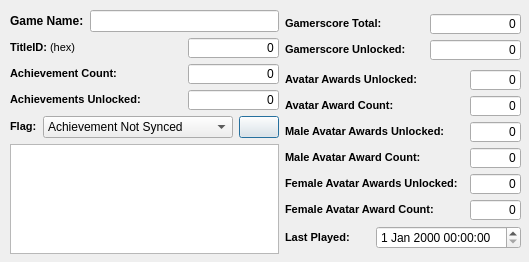
Above: XDBF/titleinjectordialog.ui from hetelek/XDBF-Manager before the change. Below: the same form after it.
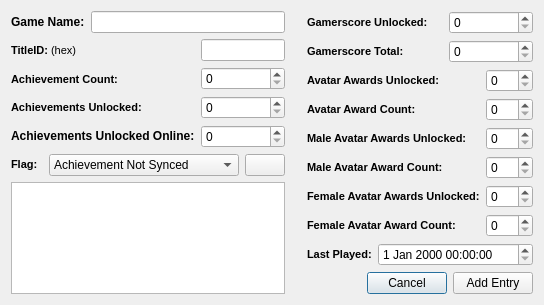
That is the form after the change. Icons and pictures are not drawn.

Commit message: finished injecting title entries

```diff
--- a/XDBF/titleinjectordialog.ui
+++ b/XDBF/titleinjectordialog.ui
@@ -6,23 +6,14 @@
    <rect>
     <x>0</x>
     <y>0</y>
-    <width>529</width>
-    <height>262</height>
+    <width>544</width>
+    <height>285</height>
    </rect>
   </property>
   <property name="windowTitle">
-   <string>Dialog</string>
+   <string>Title Adder Dialog</string>
   </property>
-  <widget class="QWidget" name="">
-   <property name="geometry">
-    <rect>
-     <x>10</x>
-     <y>10</y>
-     <width>511</width>
-     <height>244</height>
-    </rect>
-   </property>
-   <layout class="QGridLayout" name="gridLayout">
+  <layout class="QGridLayout" name="gridLayout_2">
     <item row="0" column="0">
      <layout class="QVBoxLayout" name="verticalLayout_3">
       <item>
@@ -35,7 +26,7 @@
          </widget>
         </item>
         <item>
-         <widget class="QLineEdit" name="lineEdit">
+        <widget class="QLineEdit" name="gameNameTxt">
           <property name="maxLength">
            <number>30</number>
           </property>
@@ -80,137 +71,50 @@
             </property>
            </widget>
           </item>
-         </layout>
-        </item>
         <item>
-         <spacer name="horizontalSpacer_2">
-          <property name="orientation">
-           <enum>Qt::Horizontal</enum>
-          </property>
-          <property name="sizeHint" stdset="0">
-           <size>
-            <width>40</width>
-            <height>20</height>
-           </size>
-          </property>
-         </spacer>
+          <widget class="QLabel" name="label_15">
+           <property name="text">
+            <string>&lt;b&gt;Achievements Unlocked Online:&lt;/b&gt;</string>
+           </property>
+          </widget>
+         </item>
+        </layout>
         </item>
         <item>
          <layout class="QVBoxLayout" name="verticalLayout">
           <item>
-           <widget class="QLineEdit" name="lineEdit_2">
-            <property name="minimumSize">
-             <size>
-              <width>91</width>
-              <height>20</height>
-             </size>
-            </property>
-            <property name="maximumSize">
-             <size>
-              <width>91</width>
-              <height>20</height>
-             </size>
-            </property>
-            <property name="font">
-             <font>
-              <kerning>true</kerning>
-             </font>
-            </property>
-            <property name="text">
-             <string>0</string>
-            </property>
+          <widget class="QLineEdit" name="titleID">
             <property name="maxLength">
              <number>8</number>
             </property>
-            <property name="alignment">
-             <set>Qt::AlignRight|Qt::AlignTrailing|Qt::AlignVCenter</set>
-            </property>
            </widget>
           </item>
           <item>
-           <widget class="QLineEdit" name="lineEdit_3">
-            <property name="minimumSize">
-             <size>
-              <width>91</width>
-              <height>20</height>
-             </size>
-            </property>
-            <property name="maximumSize">
-             <size>
-              <width>91</width>
-              <height>20</height>
-             </size>
-            </property>
-            <property name="font">
-             <font>
-              <kerning>true</kerning>
-             </font>
-            </property>
-            <property name="text">
-             <string>0</string>
-            </property>
-            <property name="maxLength">
-             <number>9</number>
-            </property>
-            <property name="alignment">
-             <set>Qt::AlignRight|Qt::AlignTrailing|Qt::AlignVCenter</set>
-            </property>
+          <widget class="QSpinBox" name="chievCount">
+           <property name="maximum">
+            <number>2147483647</number>
+           </property>
            </widget>
           </item>
           <item>
-           <widget class="QLineEdit" name="lineEdit_4">
-            <property name="minimumSize">
-             <size>
-              <width>91</width>
-              <height>20</height>
-             </size>
-            </property>
-            <property name="maximumSize">
-             <size>
-              <width>91</width>
-              <height>20</height>
-             </size>
-            </property>
-            <property name="font">
-             <font>
-              <kerning>true</kerning>
-             </font>
-            </property>
-            <property name="text">
-             <string>0</string>
-            </property>
-            <property name="maxLength">
-             <number>9</number>
-            </property>
-            <property name="alignment">
-             <set>Qt::AlignRight|Qt::AlignTrailing|Qt::AlignVCenter</set>
-            </property>
-           </widget>
-          </item>
+          <widget class="QSpinBox" name="chievsUnlocked">
+           <property name="maximum">
+            <number>2147483647</number>
+           </property>
+          </widget>
+         </item>
+         <item>
+          <widget class="QSpinBox" name="chievsUnlockedOnline"/>
+         </item>
          </layout>
         </item>
        </layout>
       </item>
      </layout>
     </item>
-    <item row="0" column="1" rowspan="2">
-     <layout class="QVBoxLayout" name="verticalLayout_9">
-      <item>
-       <layout class="QHBoxLayout" name="horizontalLayout_5">
-        <item>
-         <layout class="QVBoxLayout" name="verticalLayout_8">
-          <item>
-           <widget class="QLabel" name="label_5">
-            <property name="text">
-             <string>&lt;!DOCTYPE HTML PUBLIC &quot;-//W3C//DTD HTML 4.0//EN&quot; &quot;http://www.w3.org/TR/REC-html40/strict.dtd&quot;&gt;
-&lt;html&gt;&lt;head&gt;&lt;meta name=&quot;qrichtext&quot; content=&quot;1&quot; /&gt;&lt;style type=&quot;text/css&quot;&gt;
-p, li { white-space: pre-wrap; }
-&lt;/style&gt;&lt;/head&gt;&lt;body style=&quot; font-family:'MS Shell Dlg 2'; font-size:8.25pt; font-weight:400; font-style:normal;&quot;&gt;
-&lt;p style=&quot; margin-top:0px; margin-bottom:0px; margin-left:0px; margin-right:0px; -qt-block-indent:0; text-indent:0px;&quot;&gt;&lt;span style=&quot; font-size:8pt; font-weight:600;&quot;&gt;Gamerscore Total:&lt;/span&gt;&lt;/p&gt;&lt;/body&gt;&lt;/html&gt;</string>
-            </property>
-           </widget>
-          </item>
-          <item>
+   <item row="0" column="2" rowspan="2">
+    <layout class="QGridLayout" name="gridLayout">
+     <item row="0" column="0" colspan="2">
            <widget class="QLabel" name="label_6">
             <property name="text">
              <string>&lt;!DOCTYPE HTML PUBLIC &quot;-//W3C//DTD HTML 4.0//EN&quot; &quot;http://www.w3.org/TR/REC-html40/strict.dtd&quot;&gt;
@@ -221,94 +125,32 @@
             </property>
            </widget>
           </item>
-         </layout>
-        </item>
-        <item>
-         <spacer name="horizontalSpacer">
-          <property name="orientation">
-           <enum>Qt::Horizontal</enum>
-          </property>
-          <property name="sizeHint" stdset="0">
-           <size>
-            <width>40</width>
-            <height>20</height>
-           </size>
-          </property>
-         </spacer>
-        </item>
-        <item>
-         <layout class="QVBoxLayout" name="verticalLayout_7">
-          <item>
-           <widget class="QLineEdit" name="lineEdit_5">
-            <property name="minimumSize">
-             <size>
-              <width>91</width>
-              <height>20</height>
-             </size>
-            </property>
-            <property name="maximumSize">
-             <size>
-              <width>91</width>
-              <height>20</height>
-             </size>
-            </property>
-            <property name="font">
-             <font>
-              <kerning>true</kerning>
-             </font>
-            </property>
+     <item row="0" column="2" colspan="2">
+      <widget class="QSpinBox" name="gamerscore">
+       <property name="maximum">
+        <number>2147483647</number>
+       </property>
+      </widget>
+     </item>
+     <item row="1" column="0" colspan="2">
+      <widget class="QLabel" name="label_5">
             <property name="text">
-             <string>0</string>
-            </property>
-            <property name="maxLength">
-             <number>9</number>
-            </property>
-            <property name="alignment">
-             <set>Qt::AlignRight|Qt::AlignTrailing|Qt::AlignVCenter</set>
-            </property>
-           </widget>
-          </item>
-          <item>
-           <widget class="QLineEdit" name="lineEdit_6">
-            <property name="minimumSize">
-             <size>
-              <width>91</width>
-              <height>20</height>
-             </size>
-            </property>
-            <property name="maximumSize">
-             <size>
-              <width>91</width>
-              <height>20</height>
-             </size>
-            </property>
-            <property name="font">
-             <font>
-              <kerning>true</kerning>
-             </font>
-            </property>
-            <property name="text">
-             <string>0</string>
-            </property>
-            <property name="maxLength">
-             <number>9</number>
-            </property>
-            <property name="alignment">
-             <set>Qt::AlignRight|Qt::AlignTrailing|Qt::AlignVCenter</set>
-            </property>
-           </widget>
-          </item>
-         </layout>
-        </item>
-       </layout>
-      </item>
-      <item>
-       <layout class="QVBoxLayout" name="verticalLayout_6">
-        <item>
-         <layout class="QHBoxLayout" name="horizontalLayout_3">
-          <item>
-           <layout class="QVBoxLayout" name="verticalLayout_5">
-            <item>
+        <string>&lt;!DOCTYPE HTML PUBLIC &quot;-//W3C//DTD HTML 4.0//EN&quot; &quot;http://www.w3.org/TR/REC-html40/strict.dtd&quot;&gt;
+&lt;html&gt;&lt;head&gt;&lt;meta name=&quot;qrichtext&quot; content=&quot;1&quot; /&gt;&lt;style type=&quot;text/css&quot;&gt;
+p, li { white-space: pre-wrap; }
+&lt;/style&gt;&lt;/head&gt;&lt;body style=&quot; font-family:'MS Shell Dlg 2'; font-size:8.25pt; font-weight:400; font-style:normal;&quot;&gt;
+&lt;p style=&quot; margin-top:0px; margin-bottom:0px; margin-left:0px; margin-right:0px; -qt-block-indent:0; text-indent:0px;&quot;&gt;&lt;span style=&quot; font-size:8pt; font-weight:600;&quot;&gt;Gamerscore Total:&lt;/span&gt;&lt;/p&gt;&lt;/body&gt;&lt;/html&gt;</string>
+       </property>
+      </widget>
+     </item>
+     <item row="1" column="2" colspan="2">
+      <widget class="QSpinBox" name="gamerscoreUnlocked">
+       <property name="maximum">
+        <number>2147483647</number>
+       </property>
+      </widget>
+     </item>
+     <item row="2" column="0" colspan="2">
              <widget class="QLabel" name="label_7">
               <property name="text">
                <string>&lt;!DOCTYPE HTML PUBLIC &quot;-//W3C//DTD HTML 4.0//EN&quot; &quot;http://www.w3.org/TR/REC-html40/strict.dtd&quot;&gt;
@@ -319,7 +161,14 @@
               </property>
              </widget>
             </item>
-            <item>
+     <item row="2" column="3">
+      <widget class="QSpinBox" name="aaUnlocked">
+       <property name="maximum">
+        <number>255</number>
+       </property>
+      </widget>
+     </item>
+     <item row="3" column="0" colspan="2">
              <widget class="QLabel" name="label_8">
               <property name="text">
                <string>&lt;!DOCTYPE HTML PUBLIC &quot;-//W3C//DTD HTML 4.0//EN&quot; &quot;http://www.w3.org/TR/REC-html40/strict.dtd&quot;&gt;
@@ -330,7 +179,14 @@
               </property>
              </widget>
             </item>
-            <item>
+     <item row="3" column="3">
+      <widget class="QSpinBox" name="aaCount">
+       <property name="maximum">
+        <number>255</number>
+       </property>
+      </widget>
+     </item>
+     <item row="4" column="0" colspan="3">
              <widget class="QLabel" name="label_9">
               <property name="text">
                <string>&lt;!DOCTYPE HTML PUBLIC &quot;-//W3C//DTD HTML 4.0//EN&quot; &quot;http://www.w3.org/TR/REC-html40/strict.dtd&quot;&gt;
@@ -341,7 +197,14 @@
               </property>
              </widget>
             </item>
-            <item>
+     <item row="4" column="3">
+      <widget class="QSpinBox" name="aaMaleUnlocked">
+       <property name="maximum">
+        <number>255</number>
+       </property>
+      </widget>
+     </item>
+     <item row="5" column="0" colspan="2">
              <widget class="QLabel" name="label_10">
               <property name="text">
                <string>&lt;!DOCTYPE HTML PUBLIC &quot;-//W3C//DTD HTML 4.0//EN&quot; &quot;http://www.w3.org/TR/REC-html40/strict.dtd&quot;&gt;
@@ -352,7 +215,14 @@
               </property>
              </widget>
             </item>
-            <item>
+     <item row="5" column="3">
+      <widget class="QSpinBox" name="aaMaleCount">
+       <property name="maximum">
+        <number>255</number>
+       </property>
+      </widget>
+     </item>
+     <item row="6" column="0" colspan="3">
              <widget class="QLabel" name="label_11">
               <property name="text">
                <string>&lt;!DOCTYPE HTML PUBLIC &quot;-//W3C//DTD HTML 4.0//EN&quot; &quot;http://www.w3.org/TR/REC-html40/strict.dtd&quot;&gt;
@@ -363,7 +233,14 @@
               </property>
              </widget>
             </item>
-            <item>
+     <item row="6" column="3">
+      <widget class="QSpinBox" name="aaFemaleUnlocked">
+       <property name="maximum">
+        <number>255</number>
+       </property>
+      </widget>
+     </item>
+     <item row="7" column="0" colspan="3">
              <widget class="QLabel" name="label_12">
               <property name="text">
                <string>&lt;!DOCTYPE HTML PUBLIC &quot;-//W3C//DTD HTML 4.0//EN&quot; &quot;http://www.w3.org/TR/REC-html40/strict.dtd&quot;&gt;
@@ -374,197 +251,14 @@
               </property>
              </widget>
             </item>
-           </layout>
-          </item>
-          <item>
-           <layout class="QVBoxLayout" name="verticalLayout_4">
-            <item>
-             <widget class="QLineEdit" name="lineEdit_7">
-              <property name="minimumSize">
-               <size>
-                <width>51</width>
-                <height>20</height>
-               </size>
-              </property>
-              <property name="maximumSize">
-               <size>
-                <width>51</width>
-                <height>20</height>
-               </size>
-              </property>
-              <property name="font">
-               <font>
-                <kerning>true</kerning>
-               </font>
-              </property>
-              <property name="text">
-               <string>0</string>
-              </property>
-              <property name="maxLength">
-               <number>3</number>
-              </property>
-              <property name="alignment">
-               <set>Qt::AlignRight|Qt::AlignTrailing|Qt::AlignVCenter</set>
-              </property>
-             </widget>
-            </item>
-            <item>
-             <widget class="QLineEdit" name="lineEdit_8">
-              <property name="minimumSize">
-               <size>
-                <width>51</width>
-                <height>20</height>
-               </size>
-              </property>
-              <property name="maximumSize">
-               <size>
-                <width>51</width>
-                <height>20</height>
-               </size>
-              </property>
-              <property name="font">
-               <font>
-                <kerning>true</kerning>
-               </font>
-              </property>
-              <property name="text">
-               <string>0</string>
-              </property>
-              <property name="maxLength">
-               <number>3</number>
-              </property>
-              <property name="alignment">
-               <set>Qt::AlignRight|Qt::AlignTrailing|Qt::AlignVCenter</set>
-              </property>
-             </widget>
-            </item>
-            <item>
-             <widget class="QLineEdit" name="lineEdit_9">
-              <property name="minimumSize">
-               <size>
-                <width>51</width>
-                <height>20</height>
-               </size>
-              </property>
-              <property name="maximumSize">
-               <size>
-                <width>51</width>
-                <height>20</height>
-               </size>
-              </property>
-              <property name="font">
-               <font>
-                <kerning>true</kerning>
-               </font>
-              </property>
-              <property name="text">
-               <string>0</string>
-              </property>
-              <property name="maxLength">
-               <number>3</number>
-              </property>
-              <property name="alignment">
-               <set>Qt::AlignRight|Qt::AlignTrailing|Qt::AlignVCenter</set>
-              </property>
-             </widget>
-            </item>
-            <item>
-             <widget class="QLineEdit" name="lineEdit_10">
-              <property name="minimumSize">
-               <size>
-                <width>51</width>
-                <height>20</height>
-               </size>
-              </property>
-              <property name="maximumSize">
-               <size>
-                <width>51</width>
-                <height>20</height>
-               </size>
-              </property>
-              <property name="font">
-               <font>
-                <kerning>true</kerning>
-               </font>
-              </property>
-              <property name="text">
-               <string>0</string>
-              </property>
-              <property name="maxLength">
-               <number>3</number>
-              </property>
-              <property name="alignment">
-               <set>Qt::AlignRight|Qt::AlignTrailing|Qt::AlignVCenter</set>
-              </property>
-             </widget>
-            </item>
-            <item>
-             <widget class="QLineEdit" name="lineEdit_11">
-              <property name="minimumSize">
-               <size>
-                <width>51</width>
-                <height>20</height>
-               </size>
-              </property>
-              <property name="maximumSize">
-               <size>
-                <width>51</width>
-                <height>20</height>
-               </size>
-              </property>
-              <property name="font">
-               <font>
-                <kerning>true</kerning>
-               </font>
-              </property>
-              <property name="text">
-               <string>0</string>
-              </property>
-              <property name="maxLength">
-               <number>3</number>
-              </property>
-              <property name="alignment">
-               <set>Qt::AlignRight|Qt::AlignTrailing|Qt::AlignVCenter</set>
-              </property>
-             </widget>
-            </item>
-            <item>
-             <widget class="QLineEdit" name="lineEdit_12">
-              <property name="minimumSize">
-               <size>
-                <width>51</width>
-                <height>20</height>
-               </size>
-              </property>
-              <property name="maximumSize">
-               <size>
-                <width>51</width>
-                <height>20</height>
-               </size>
-              </property>
-              <property name="font">
-               <font>
-                <kerning>true</kerning>
-               </font>
-              </property>
-              <property name="text">
-               <string>0</string>
-              </property>
-              <property name="maxLength">
-               <number>3</number>
-              </property>
-              <property name="alignment">
-               <set>Qt::AlignRight|Qt::AlignTrailing|Qt::AlignVCenter</set>
-              </property>
-             </widget>
-            </item>
-           </layout>
-          </item>
-         </layout>
-        </item>
-        <item>
-         <layout class="QHBoxLayout" name="horizontalLayout_4">
-          <item>
+     <item row="7" column="3">
+      <widget class="QSpinBox" name="aaFemaleCount">
+       <property name="maximum">
+        <number>255</number>
+       </property>
+      </widget>
+     </item>
+     <item row="8" column="0">
            <widget class="QLabel" name="label_13">
             <property name="text">
              <string>&lt;!DOCTYPE HTML PUBLIC &quot;-//W3C//DTD HTML 4.0//EN&quot; &quot;http://www.w3.org/TR/REC-html40/strict.dtd&quot;&gt;
@@ -575,10 +269,45 @@
             </property>
            </widget>
           </item>
-          <item>
+     <item row="8" column="1" colspan="3">
            <widget class="QDateTimeEdit" name="dateTimeEdit"/>
           </item>
-         </layout>
+     <item row="9" column="0" colspan="4">
+      <layout class="QHBoxLayout" name="horizontalLayout_7">
+       <item>
+        <spacer name="horizontalSpacer_3">
+         <property name="orientation">
+          <enum>Qt::Horizontal</enum>
+         </property>
+         <property name="sizeHint" stdset="0">
+          <size>
+           <width>40</width>
+           <height>20</height>
+          </size>
+         </property>
+        </spacer>
+       </item>
+       <item>
+        <widget class="QPushButton" name="pushButton_3">
+         <property name="text">
+          <string>Cancel</string>
+         </property>
+         <property name="icon">
+          <iconset resource="images.qrc">
+           <normaloff>:/images/cancel.png</normaloff>:/images/cancel.png</iconset>
+         </property>
+        </widget>
+       </item>
+       <item>
+        <widget class="QPushButton" name="pushButton_2">
+         <property name="text">
+          <string>Add Entry</string>
+         </property>
+         <property name="icon">
+          <iconset resource="images.qrc">
+           <normaloff>:/images/add.png</normaloff>:/images/add.png</iconset>
+         </property>
+        </widget>
         </item>
        </layout>
       </item>
@@ -641,8 +370,20 @@
       </item>
      </layout>
     </item>
-   </layout>
-  </widget>
+   <item row="0" column="1">
+    <spacer name="horizontalSpacer">
+     <property name="orientation">
+      <enum>Qt::Horizontal</enum>
+     </property>
+     <property name="sizeHint" stdset="0">
+      <size>
+       <width>40</width>
+       <height>20</height>
+      </size>
+     </property>
+    </spacer>
+   </item>
+  </layout>
  </widget>
  <resources>
   <include location="images.qrc"/>
```
Lines whose indentation alone changed are shown as unchanged. The commit also changes 8 other files.
